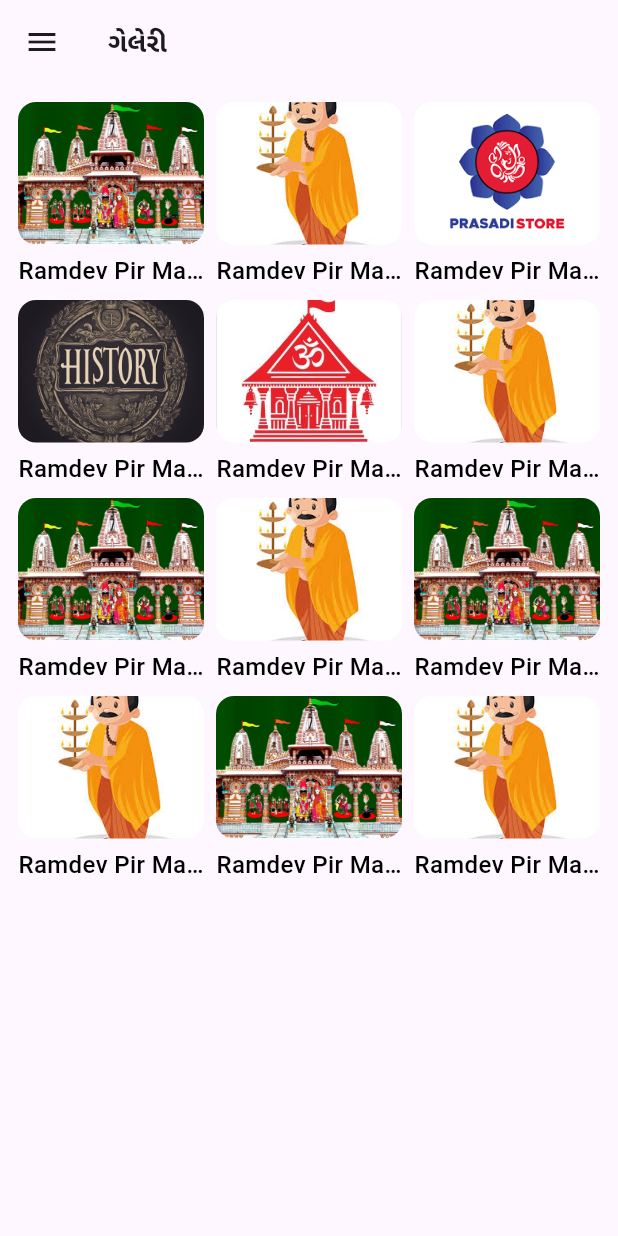
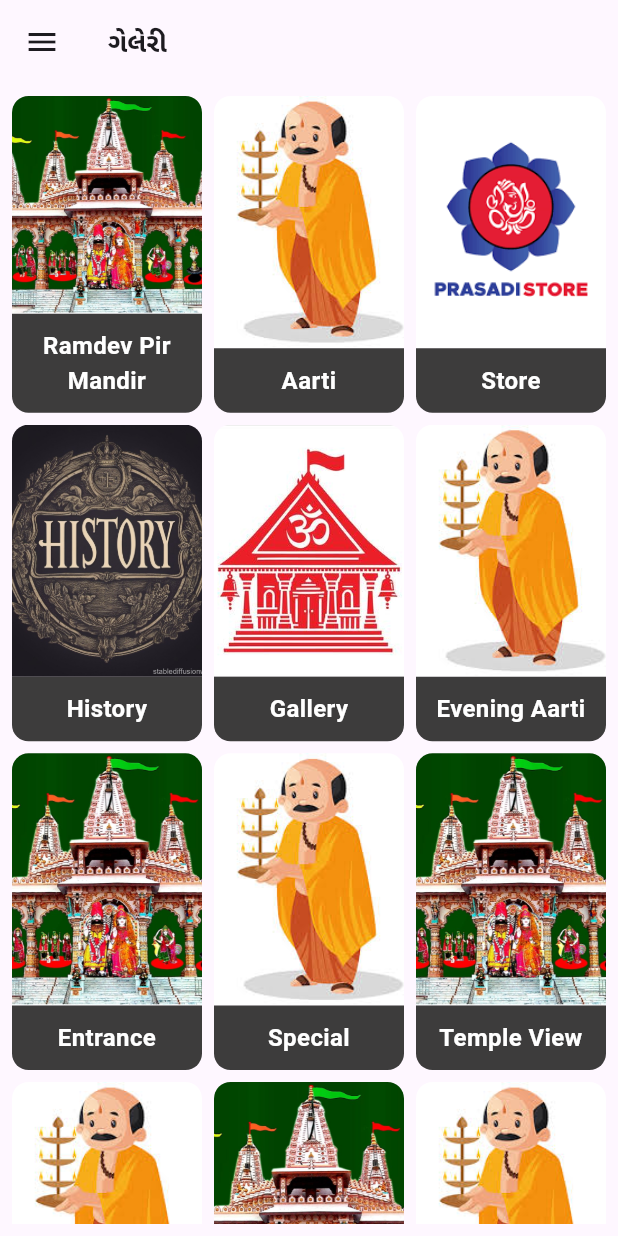
Before and after one commit to umangghoghari24/Naklank-Gurudham-Halvad, a Flutter app: the GalleryView screen opened by its route, on a phone screen of 412 x 824 dp. Run offline on Flutter 3.47's test engine with Material 3 defaults, Android fonts, the light colour scheme and no system bars; our stand-ins replace flutter_screenutil, get, get_storage; accounts and stored records are empty; Roboto replaces fonts that are missing (Sans).

Commit message:
gallery ui updated

```diff
--- a/lib/modules/abhishek/abhishek_view.dart
+++ b/lib/modules/abhishek/abhishek_view.dart
@@ -156,7 +156,7 @@
       onTap: onTap,
       child: Container(
         padding:
-         EdgeInsets.symmetric(horizontal: Get.width / 7, vertical: 12),
+         EdgeInsets.symmetric(horizontal: Get.width / 6, vertical: 12),
         decoration: BoxDecoration(
           color: isSelected
               ? ColorConstant.orangeColor
--- a/lib/modules/bij/bij_view.dart
+++ b/lib/modules/bij/bij_view.dart
@@ -41,9 +41,10 @@
 
                   return Card(
                     // color: ColorConstant.sendGreen,
-                    elevation: 2,
+                    elevation: 3,
+                    shadowColor: ColorConstant.greyBorderColor,
                     shape: RoundedRectangleBorder(
-                      borderRadius: BorderRadius.circular(14),
+                      borderRadius: BorderRadius.circular(11),
                     ),
                     child: ListTile(
                       title: MyRegularText(
--- a/lib/modules/gallery/gallery_controller.dart
+++ b/lib/modules/gallery/gallery_controller.dart
@@ -6,86 +6,75 @@
   final photos = <GalleryPhoto>[
     GalleryPhoto(
       image: AssetsPath.bannerTemple,
-      title: 'Ramdev Pir Mandir',
-      description: 'Shree Naklank Gurudham, Halvad',
-      name: "Ramdev Pir Mandir"
+      title: 'Temple Front View',
+      description: 'Shree Naklank Gurudham Temple Front View Halvad Shree Naklank Gurudham Halvad Shree Naklank Gurudham Halvad Shree Naklank Gurudham, Halvad Shree Naklank Gurudham, Halvad Shree Naklank Gurudham, Halvad Shree Naklank Gurudham, Halvad',
+      name: "Ramdev Pir Mandir",
     ),
     GalleryPhoto(
       image: AssetsPath.iconAarti,
-      title: 'Aarti Time',
+      title: 'Morning Aarti',
       description: 'Morning Aarti View',
-        name: "Ramdev Pir Mandir"
-
+      name: "Aarti",
     ),
     GalleryPhoto(
       image: AssetsPath.iconStore,
-      title: 'Ramdev Pir Mandir',
-      description: 'Shree Naklank Gurudham, Halvad',
-        name: "Ramdev Pir Mandir"
-
+      title: 'Temple Store',
+      description: 'Buy Prasad and Pooja Items from the temple store. Here you can find a wide variety of sacred items such as incense sticks, diyas, camphor, flowers, coconuts, holy threads, kumkum, chandan, idols, religious books, and other devotional products. All items are carefully selected to maintain purity and quality,Buy Prasad and Pooja Items from the temple store. Here you can find a wide variety of sacred items such as incense sticks, diyas, camphor, flowers, coconuts, holy threads, kumkum, chandan, idols, religious books, and other devotional products. All items are carefully selected to maintain purity and quality, making your worship and spiritual rituals more meaningful and complete.',
+      name: "Store",
     ),
     GalleryPhoto(
       image: AssetsPath.iconHistory,
-      title: 'Aarti Time',
-      description: 'Morning Aarti View',
-        name: "Ramdev Pir Mandir"
-
+      title: 'History',
+      description: 'History of Ramdev Pir',
+      name: "History",
     ),
     GalleryPhoto(
       image: AssetsPath.iconGallery,
-      title: 'Ramdev Pir Mandir',
-      description: 'Shree Naklank Gurudham, Halvad',
-        name: "Ramdev Pir Mandir"
-
+      title: 'Temple Gallery',
+      description: 'Temple Photo Collection',
+      name: "Gallery",
     ),
     GalleryPhoto(
       image: AssetsPath.iconAarti,
-      title: 'Aarti Time',
-      description: 'Morning Aarti View',
-        name: "Ramdev Pir Mandir"
-
+      title: 'Evening Aarti',
+      description: 'Evening Aarti View',
+      name: "Evening Aarti",
     ),
     GalleryPhoto(
       image: AssetsPath.bannerTemple,
-      title: 'Ramdev Pir Mandir',
-      description: 'Shree Naklank Gurudham, Halvad',
-        name: "Ramdev Pir Mandir"
-
+      title: 'Main Entrance',
+      description: 'Main Gate of Temple',
+      name: "Entrance",
     ),
     GalleryPhoto(
       image: AssetsPath.iconAarti,
-      title: 'Aarti Time',
-      description: 'Morning Aarti View',
-        name: "Ramdev Pir Mandir"
-
+      title: 'Special Aarti',
+      description: 'Special Occasion Aarti',
+      name: "Special",
     ),
     GalleryPhoto(
       image: AssetsPath.bannerTemple,
-      title: 'Ramdev Pir Mandir',
-      description: 'Shree Naklank Gurudham, Halvad',
-        name: "Ramdev Pir Mandir"
-
+      title: 'Temple View',
+      description: 'Beautiful Temple View',
+      name: "Temple View",
     ),
     GalleryPhoto(
       image: AssetsPath.iconAarti,
-      title: 'Aarti Time',
-      description: 'Morning Aarti View',
-        name: "Ramdev Pir Mandir"
-
+      title: 'Festival Aarti',
+      description: 'Festival Time Aarti',
+      name: "Festival",
     ),
     GalleryPhoto(
       image: AssetsPath.bannerTemple,
-      title: 'Ramdev Pir Mandir',
-      description: 'Shree Naklank Gurudham, Halvad',
-        name: "Ramdev Pir Mandir"
-
+      title: 'Evening Darshan',
+      description: 'Evening Darshan of Ramdev Pir',
+      name: "Darshan",
     ),
     GalleryPhoto(
       image: AssetsPath.iconAarti,
-      title: 'Aarti Time',
-      description: 'Morning Aarti View',
-        name: "Ramdev Pir Mandir"
-
+      title: 'Night Aarti',
+      description: 'Night Aarti View',
+      name: "Night Aarti",
     ),
   ];
 }
--- a/lib/modules/gallery/gallery_detail_view.dart
+++ b/lib/modules/gallery/gallery_detail_view.dart
@@ -1,4 +1,6 @@
+import 'package:calender/widgets/my_regular_text.dart';
 import 'package:flutter/material.dart';
+import '../../utils/styles.dart';
 import '../../widgets/zoomable_image.dart';
 import 'gallery_model/gallery_data_model.dart';
 
@@ -10,15 +12,26 @@
   @override
   Widget build(BuildContext context) {
     return Scaffold(
-      appBar: AppBar(title: Text(photo.title),),
+      appBar: AppBar(
+        title: MyRegularText(
+            label: photo.name,
+        style: Styles.blackShade18_16W600,),
+      ),
       body: Column(
         children: [
-          ZoomableImage(imagePath: photo.image,),
-          Padding(
-            padding: const EdgeInsets.all(16),
-            child: Text(
-              photo.description,
-              style: const TextStyle(fontSize: 16),
+          ZoomableImage(
+            imagePath: photo.image,),
+          Expanded(
+            child: SingleChildScrollView(
+              child: Padding(
+                padding: const EdgeInsets.all(16),
+                child: MyRegularText(
+                  label: photo.description,
+                  style: Styles.black16W400,
+                  align: TextAlign.start,
+                  maxLines: 50,
+                ),
+              ),
             ),
           ),
         ],
--- a/lib/modules/gallery/gallery_view.dart
+++ b/lib/modules/gallery/gallery_view.dart
@@ -1,11 +1,14 @@
+import 'package:calender/utils/color_constants.dart';
 import 'package:calender/widgets/my_regular_text.dart';
 import 'package:flutter/material.dart';
+import 'package:flutter_screenutil/flutter_screenutil.dart';
 import 'package:get/get.dart';
 import 'package:get/get_state_manager/src/simple/get_view.dart';
 
 import '../../utils/string.dart';
 import '../../utils/styles.dart';
 import '../../widgets/app_drawer.dart';
+import '../../widgets/app_icon_image.dart';
 import 'gallery_controller.dart';
 import 'gallery_detail_view.dart';
 import 'gallery_model/gallery_data_model.dart';
@@ -18,50 +21,77 @@
       appBar: AppBar(title: MyRegularText(
           label: SC.gallery.tr,
       style: Styles.blackShade18_16W600,)),
-      body: GridView.builder(
-        padding: const EdgeInsets.all(12),
+      body: Padding(
+        padding: const EdgeInsets.all(8),
+        child: GridView.builder(
           itemCount: controller.photos.length,
           gridDelegate: const SliverGridDelegateWithFixedCrossAxisCount(
             crossAxisCount: 3,
             crossAxisSpacing: 8,
             mainAxisSpacing: 8,
+            childAspectRatio: 0.60,
           ),
-        itemBuilder: (_, index) {
-          final GalleryPhoto photo = controller.photos[index];
+          itemBuilder: (context, index) {
+            final item = controller.photos[index];
 
             return GestureDetector(
               onTap: () {
-              Get.to(() => GalleryDetailView(photo: photo));
+                Get.to(() => GalleryDetailView(photo: item));
               },
+              child: Container(
+                decoration: BoxDecoration(
+                  borderRadius: BorderRadius.circular(10),
+                  // boxShadow: [
+                  //   BoxShadow(
+                  //     color: Colors.black12,
+                  //     blurRadius: 3,
+                  //     spreadRadius: 1,
+                  //   )
+                  // ],
+                ),
                 child: Column(
-              crossAxisAlignment: CrossAxisAlignment.stretch,
                   children: [
-                /// 🖼 Image
+                    // IMAGE
                     Expanded(
                       child: ClipRRect(
-                    borderRadius: BorderRadius.circular(12),
+                        borderRadius: const BorderRadius.only(
+                          topLeft: Radius.circular(11),
+                          topRight: Radius.circular(11),
+                        ),
                         child: Image.asset(
-                      photo.image,
+                          item.image,
+                          width: double.infinity,
                           fit: BoxFit.cover,
                         ),
                       ),
                     ),
 
-                const SizedBox(height: 6),
-
-                /// 🏷 Title
-                MyRegularText(
-                  label: photo.name, // 👈 title here
-                  style: Styles.black14W500,
+                    // NAME AT BOTTOM
+                    Container(
+                      width: double.infinity,
+                      padding: const EdgeInsets.symmetric(
+                          horizontal: 8, vertical: 10),
+                      decoration: BoxDecoration(
+                        color: ColorConstant.greyDark,
+                        borderRadius: BorderRadius.only(
+                          bottomLeft: Radius.circular(11),
+                          bottomRight: Radius.circular(11),
+                        ),
+                      ),
+                      child: MyRegularText(
+                        label: item.name,
+                        maxLines: 2,
+                        overflow: TextOverflow.ellipsis,
                         align: TextAlign.center,
-                  maxLines: 1,
-
+                        style: Styles.white14W600,
+                      ),
                     ),
                   ],
                 ),
+              ),
             );
           },
-
+        ),
       ),
     );
   }
--- a/lib/modules/home/home_view.dart
+++ b/lib/modules/home/home_view.dart
@@ -100,8 +100,9 @@
       ) {
     return Card(
       elevation: 3,
+        shadowColor: ColorConstant.greyBorderColor,
       shape: RoundedRectangleBorder(
-        borderRadius: BorderRadius.circular(14),
+        borderRadius: BorderRadius.circular(11),
       ),
       child: ListTile(
         leading: ClipOval(
--- a/lib/routes/app_routes.dart
+++ b/lib/routes/app_routes.dart
@@ -1,5 +1,5 @@
 abstract class AppRoutes {
-  static const splash = '/splash';
+  static const splash = '/';
   static const home = '/home';
   static const aarti = '/aarti';
   static const bij = '/bij';
--- a/pubspec.yaml
+++ b/pubspec.yaml
@@ -42,6 +42,7 @@
   theme_mode_builder: ^2.0.0
   intl: ^0.20.2
   change_app_package_name: ^1.5.0
+  dropdown_button2: ^2.3.9
 
 dev_dependencies:
   flutter_test:
```
Also changed, not shown: pubspec.lock. Lines whose indentation alone changed are shown as unchanged.
